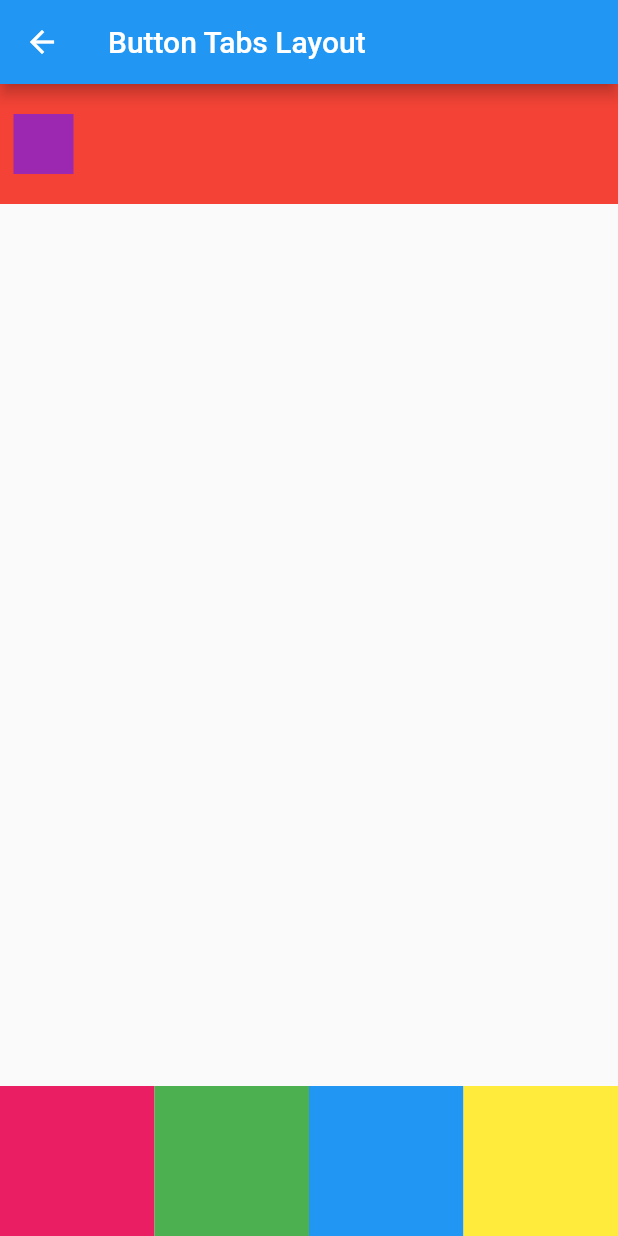
After one commit to lesnitsky/flutter_code_evenings, a Flutter app: the ButtonTabsLayout screen opened directly, on a phone screen of 412 x 824 dp. The commit adds this screen. Run offline on Flutter 3.47's test engine with Material 2 defaults, Android fonts, the phone set to English and light mode, and no system bars.

Commit message:
FCE-5 adds basic layout

```diff
--- /dev/null
+++ b/layout/lib/layouts/button_tabs.dart
@@ -0,0 +1,29 @@
+import 'package:flutter/material.dart';
+import 'package:layout/widgets/header.dart';
+import 'package:layout/widgets/footer.dart';
+
+class ButtonTabsLayout extends StatelessWidget {
+  final String title;
+
+  const ButtonTabsLayout({Key key, this.title}) : super(key: key);
+
+
+  @override
+  Widget build(BuildContext context) {
+    return Scaffold(
+      appBar: AppBar(
+        title: Text(title),
+      ),
+      body: ConstrainedBox(
+        constraints: BoxConstraints.expand(),
+        child: Column(
+          mainAxisAlignment: MainAxisAlignment.spaceBetween,
+          children: <Widget>[
+            Header(),
+            Footer(),
+          ],
+        ),
+      ),
+    );
+  }
+}
--- a/layout/lib/main.dart
+++ b/layout/lib/main.dart
@@ -1,5 +1,5 @@
 import 'package:flutter/material.dart';
-import 'package:layout/layouts/flex.dart';
+import 'package:layout/layouts/button_tabs.dart';
 
 void main() {
   runApp(App());
@@ -29,9 +29,9 @@ class AppContent extends StatelessWidget {
     return ListView(
       children: <Widget>[
         ListTile(
-          title: Text('Flex Layout'),
+          title: Text('Button Tabs Layout'),
           onTap: () {
-            _open(context, FlexLayout());
+            _open(context, ButtonTabsLayout(title: 'Button Tabs Layout',));
           },
         )
       ],
--- /dev/null
+++ b/layout/lib/widgets/footer.dart
@@ -0,0 +1,26 @@
+import 'package:flutter/material.dart';
+
+class Footer extends StatelessWidget {
+  @override
+  Widget build(BuildContext context) {
+    final colors = [
+      Colors.pink,
+      Colors.green,
+      Colors.blue,
+      Colors.yellow,
+    ];
+
+    return Container(
+      height: 100,
+      child: Row(
+        children: <Widget>[
+          for (var c in colors) Expanded(
+            child: Container(
+              decoration: BoxDecoration(color: c),
+            ),
+          ),
+        ],
+      ),
+    );
+  }
+}
--- /dev/null
+++ b/layout/lib/widgets/header.dart
@@ -0,0 +1,36 @@
+import 'package:flutter/material.dart';
+
+class Header extends StatelessWidget {
+  final double _height = 80;
+
+  _calculateHeight(double value) {
+    return value / 2;
+  }
+
+  _calculateWidth(double value) {
+    return value / 2;
+  }
+
+  @override
+  Widget build(BuildContext context) {
+    return Container(
+      height: this._height,
+      decoration: BoxDecoration(
+        color: Colors.red,
+      ),
+      child: Row(
+        children: <Widget>[
+          Container(
+            margin: const EdgeInsets.symmetric(horizontal: 9),
+            width: this._calculateWidth(this._height),
+            height: this._calculateHeight(this._height),
+            decoration: BoxDecoration(
+              color: Colors.purple,
+              shape: BoxShape.rectangle,
+            ),
+          )
+        ],
+      ),
+    );
+  }
+}
```
